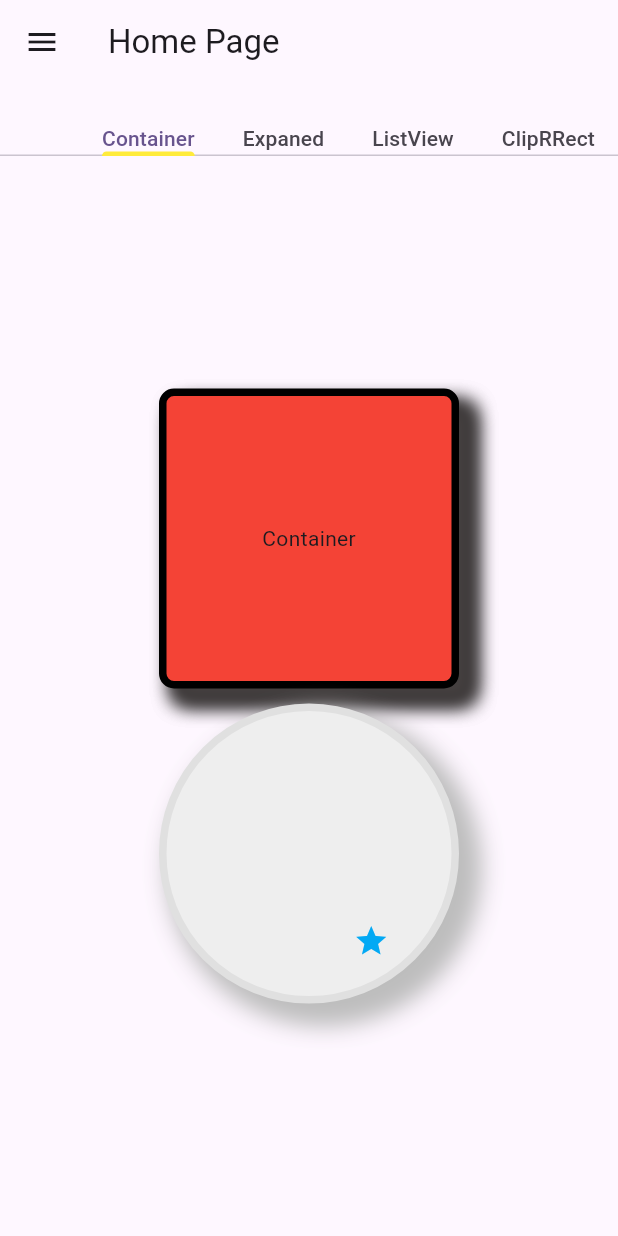
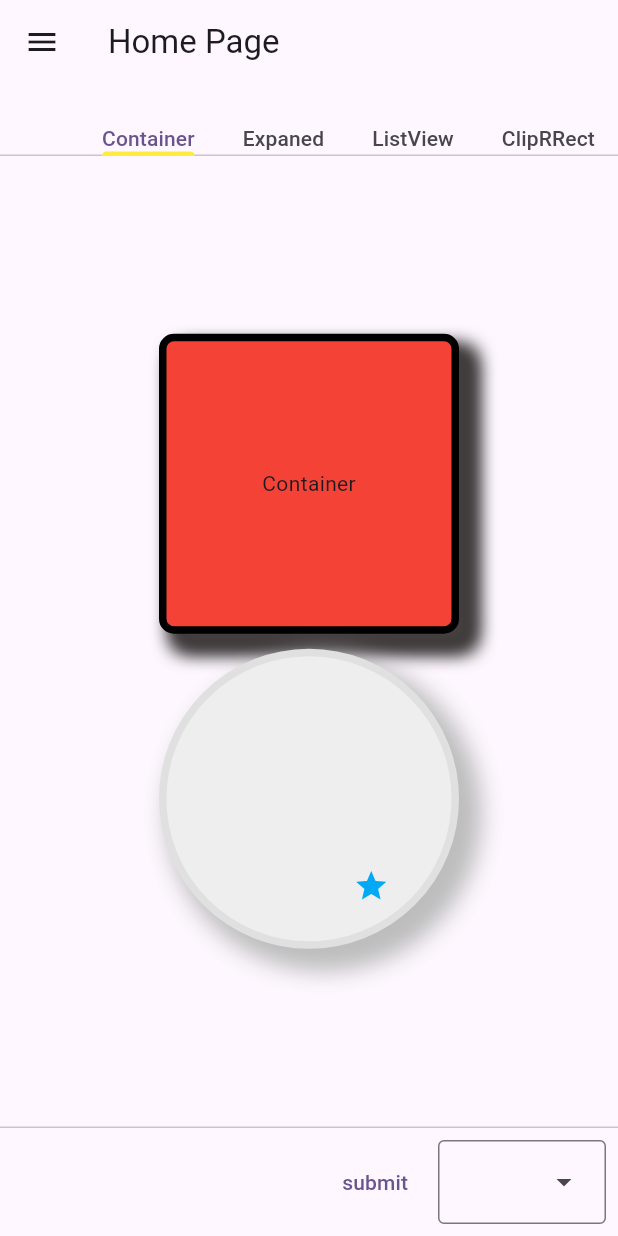
Before and after one commit to Nasir-gaayte/flutter-widgets, a Flutter app: the screen it shows after launch, on a phone screen of 412 x 824 dp. Run offline on Flutter 3.47's test engine with Material 3 defaults, Android fonts, the phone set to English and light mode, and no system bars; our stand-ins replace animated_splash_screen, lottie, youtube_player_flutter.

```diff
--- a/lib/homePage.dart
+++ b/lib/homePage.dart
@@ -52,6 +52,7 @@ class _HomePageState extends State<HomePage>
     Center(child: ContainerW()),
     Center(child: ContainerW()),
     Center(child: ContainerW()),
+    Center(child: ContainerW()),
   ];
   List<Widget> tab = [
     const Text('Container'),
@@ -71,6 +72,7 @@ class _HomePageState extends State<HomePage>
     const Text('YoutobePlayer'),
     const Text('expansionTile'),
     const Text('responsiveScreen'),
+    const Text('contact'),
     const Text('contact'),
     const Text('contact'),
     const Text('contact'),
@@ -101,6 +103,10 @@ class _HomePageState extends State<HomePage>
         controller: tabController,
         children: pages,
       ),
+      persistentFooterButtons: [
+        TextButton(onPressed: () {}, child: Text('submit')),
+        DropdownMenu(dropdownMenuEntries: List.empty())
+      ],
     );
   }
 }
--- /dev/null
+++ b/lib/widgets/presester.txt
@@ -0,0 +1 @@
+persistentFoot widjets it is on the bottom of scaffild widjets
```
